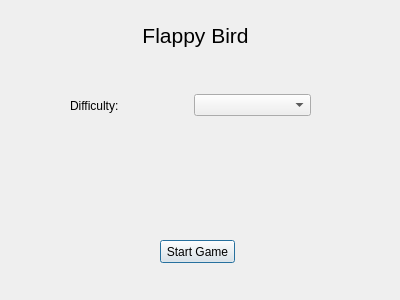
First picture: the form in Projects/FlappyBird/difficultydialog.ui, repository ZelaiWang/CSC-17B, before the edit.
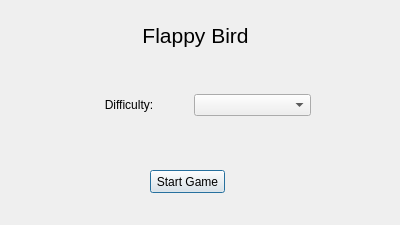
Second picture: the form after the edit.

Commit message: Flapping Bird v2: Complete Difficulty

The edit to the form file:
```diff
--- a/Projects/FlappyBird/difficultydialog.ui
+++ b/Projects/FlappyBird/difficultydialog.ui
@@ -7,7 +7,7 @@
     <x>0</x>
     <y>0</y>
     <width>400</width>
-    <height>300</height>
+    <height>225</height>
    </rect>
   </property>
   <property name="windowTitle">
@@ -48,7 +48,7 @@
     <item>
      <widget class="QLabel" name="difficultyLabel">
       <property name="text">
-       <string>Difficulty:</string>
+       <string>&lt;html&gt;&lt;head/&gt;&lt;body&gt;&lt;p align=&quot;center&quot;&gt;Difficulty:&lt;/p&gt;&lt;/body&gt;&lt;/html&gt;</string>
       </property>
      </widget>
     </item>
@@ -64,8 +64,8 @@
   <widget class="QPushButton" name="startButton">
    <property name="geometry">
     <rect>
-     <x>160</x>
-     <y>240</y>
+     <x>150</x>
+     <y>170</y>
      <width>75</width>
      <height>23</height>
     </rect>
```
The commit also changes 24 other files.
